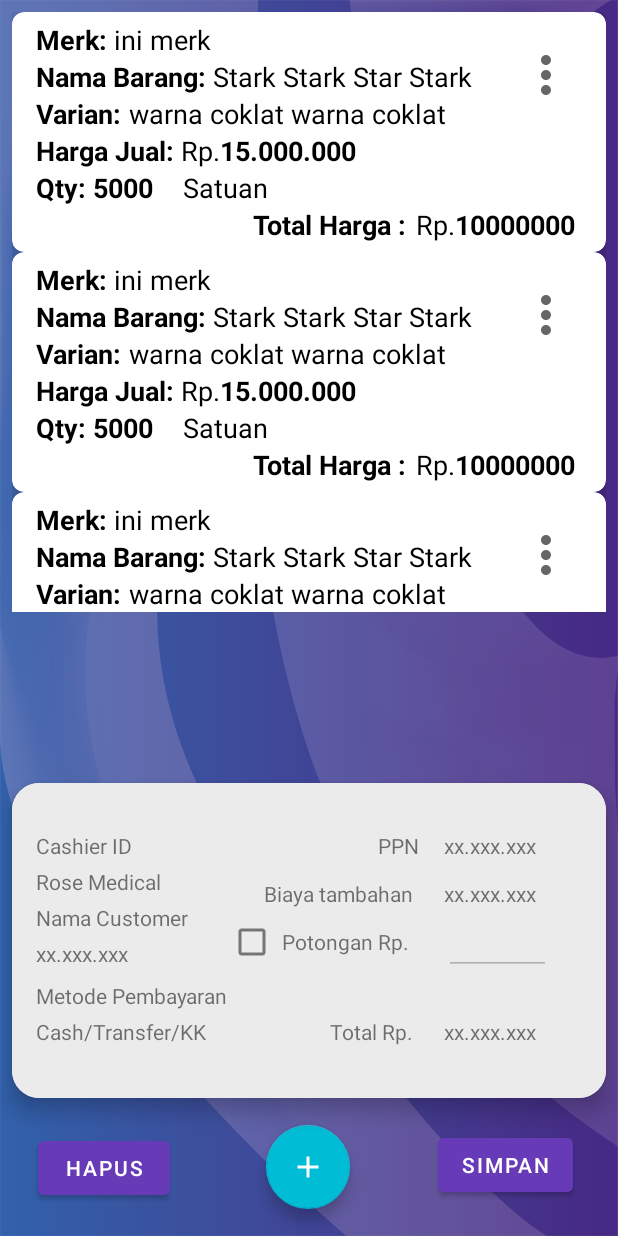
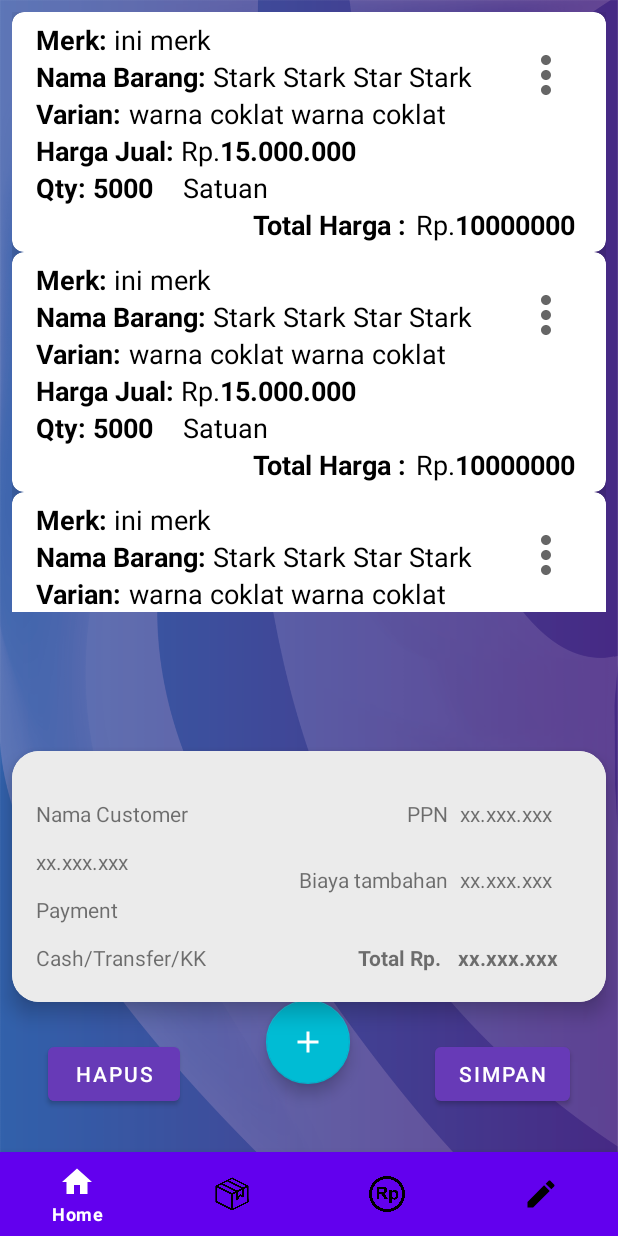
Before and after one commit to Arrayani/TransactionActivity, an Android app: the layout activity_transaction.xml on its own in the app's theme, with its tools: preview values and no code run, on a phone screen of 412 x 824 dp. Run offline under Robolectric (Android 15) with nearby library versions, the phone set to English and light mode, and no system bars.

Commit message:
Initial commit

```diff
--- a/app/build.gradle
+++ b/app/build.gradle
@@ -49,6 +49,7 @@ dependencies {
     implementation 'com.google.firebase:firebase-database:20.0.4'
     implementation 'com.google.firebase:firebase-auth-ktx:21.0.2'
     implementation 'com.google.firebase:firebase-database-ktx:20.0.4'
+    implementation 'com.google.android.material:material:1.7.0-alpha01'
     testImplementation 'junit:junit:4.13.2'
     androidTestImplementation 'androidx.test.ext:junit:1.1.3'
     androidTestImplementation 'androidx.test.espresso:espresso-core:3.4.0'
--- a/app/src/main/java/academy/learnprogramming/TransactionActivity.kt
+++ b/app/src/main/java/academy/learnprogramming/TransactionActivity.kt
@@ -81,14 +81,63 @@ class TransactionActivity : AppCompatActivity(), InputAdapter.ClickListener {
         recyclerviewCart = findViewById(R.id.cartRecview)
         recyclerviewCart.layoutManager = LinearLayoutManager(this)
         recyclerviewCart.adapter = cartAdapter
-
-        ////swipe it
         recyclerviewCart.addItemDecoration(
             DividerItemDecoration(
                 this,
                 LinearLayoutManager.VERTICAL
             )
         )
+        ////swipe it
+        swipeKiKa()
+///////////////////////////////////////////////////////////////////////////////
+
+        addsBtn = findViewById(R.id.addingBtn) // floating button
+
+        addsBtn.setOnClickListener { addInfo() }
+
+        //inputAdapter = inputAdapter(this@TransactionActivity)
+        //inputAdapter!!.setData(barangArrayList)
+        //recyclerview= findViewById(R.id.barangListTx)
+        //recyclerview.layoutManager= LinearLayoutManager(this)
+        //recyclerview.setHasFixedSize(true)
+        //barangArrayList = arrayListOf<Barang>()
+        //getBarangData()
+
+
+        //  var totalBayar=findViewById<TextView>(R.id.totalBayar)
+
+        //potongan harga
+        /*discCheckBox = findViewById(R.id.checkBoxDisc)
+        discountTv = findViewById(R.id.discountTv)
+
+        discCheckBox.setOnCheckedChangeListener { buttonView, isCheked ->
+            if (isCheked) {
+                discountTv.isEnabled = true
+                discountTv.text.append("1000")
+                discountTv.setSelectAllOnFocus(true)
+                Toast.makeText(this, "halo ini chek", Toast.LENGTH_SHORT).show()
+            } else {
+                discountTv.editableText.clear()
+                discountTv.isEnabled = false
+                //discountTv.text ="0"   // tempdiskon.toString().
+                //discountTv.clearFocus()
+                Toast.makeText(this, "halo ini Unchek", Toast.LENGTH_SHORT).show()
+            }
+        }*/
+        //ini buat menghapus transaksi
+        val delTranx = findViewById<Button>(R.id.hapusTranx)
+        delTranx.setOnClickListener() {
+            deleteTranx()
+        }
+        //ini buat menyimpan transaksi
+        val saveTranx = findViewById<Button>(R.id.saveTranx)
+        saveTranx.setOnClickListener() {
+            simpanTranx()
+        }
+        //ini batas akhir on create
+    }
+
+    private fun swipeKiKa() {
 
         val callback: ItemTouchHelper.SimpleCallback = object :
             ItemTouchHelper.SimpleCallback(0, ItemTouchHelper.RIGHT or ItemTouchHelper.LEFT) {
@@ -372,53 +421,6 @@ class TransactionActivity : AppCompatActivity(), InputAdapter.ClickListener {
         }
         val itemTouchHelper = ItemTouchHelper(callback)
         itemTouchHelper.attachToRecyclerView(recyclerviewCart)
-
-///////////////////////////////////////////////////////////////////////////////
-
-        addsBtn = findViewById(R.id.addingBtn) // floating button
-
-        addsBtn.setOnClickListener { addInfo() }
-
-        //inputAdapter = inputAdapter(this@TransactionActivity)
-        //inputAdapter!!.setData(barangArrayList)
-        //recyclerview= findViewById(R.id.barangListTx)
-        //recyclerview.layoutManager= LinearLayoutManager(this)
-        //recyclerview.setHasFixedSize(true)
-        //barangArrayList = arrayListOf<Barang>()
-        //getBarangData()
-
-
-        //  var totalBayar=findViewById<TextView>(R.id.totalBayar)
-
-        //potongan harga
-        discCheckBox = findViewById(R.id.checkBoxDisc)
-        discountTv = findViewById(R.id.discountTv)
-
-        discCheckBox.setOnCheckedChangeListener { buttonView, isCheked ->
-            if (isCheked) {
-                discountTv.isEnabled = true
-                discountTv.text.append("1000")
-                discountTv.setSelectAllOnFocus(true)
-                Toast.makeText(this, "halo ini chek", Toast.LENGTH_SHORT).show()
-            } else {
-                discountTv.editableText.clear()
-                discountTv.isEnabled = false
-                //discountTv.text ="0"   // tempdiskon.toString().
-                //discountTv.clearFocus()
-                Toast.makeText(this, "halo ini Unchek", Toast.LENGTH_SHORT).show()
-            }
-        }
-        //ini buat menghapus transaksi
-        val delTranx = findViewById<Button>(R.id.hapusTranx)
-        delTranx.setOnClickListener() {
-            deleteTranx()
-        }
-        //ini buat menyimpan transaksi
-        val saveTranx = findViewById<Button>(R.id.saveTranx)
-        saveTranx.setOnClickListener() {
-            simpanTranx()
-        }
-        //ini batas akhir on create
     }
 
     //salesOrder send
--- /dev/null
+++ b/app/src/main/res/drawable/ic_home.xml
@@ -0,0 +1,10 @@
+<vector xmlns:android="http://schemas.android.com/apk/res/android"
+    android:width="24dp"
+    android:height="24dp"
+    android:viewportWidth="24"
+    android:viewportHeight="24"
+    android:tint="?attr/colorControlNormal">
+  <path
+      android:fillColor="@android:color/white"
+      android:pathData="M10,20v-6h4v6h5v-8h3L12,3 2,12h3v8z"/>
+</vector>
--- /dev/null
+++ b/app/src/main/res/drawable/selector.xml
@@ -0,0 +1,9 @@
+<?xml version="1.0" encoding="utf-8"?>
+<selector xmlns:android="http://schemas.android.com/apk/res/android">
+ <item
+     android:state_selected="true"
+     android:color="@android:color/white"/>
+    <item
+        android:state_selected="false"
+        android:color="@android:color/black"/>
+</selector>
--- a/app/src/main/res/layout/activity_transaction.xml
+++ b/app/src/main/res/layout/activity_transaction.xml
@@ -38,27 +38,28 @@
         app:layout_constraintHorizontal_bias="0.498"
         app:layout_constraintStart_toStartOf="parent"
         app:layout_constraintTop_toBottomOf="@+id/cartRecview"
-        app:layout_constraintVertical_bias="0.992"
+        app:layout_constraintVertical_bias="0.739"
         app:tint="@color/white" />
 
     <include
         android:id="@+id/include"
         layout="@layout/total_panel"
-        android:layout_width="match_parent"
-        android:layout_height="wrap_content"
         android:layout_marginStart="8dp"
         android:layout_marginEnd="8dp"
-        android:layout_marginBottom="92dp"
+        android:layout_width="match_parent"
+        android:layout_height="167dp"
+        android:layout_marginBottom="156dp"
         app:layout_constraintBottom_toBottomOf="parent"
         app:layout_constraintEnd_toEndOf="parent"
+        app:layout_constraintHorizontal_bias="0.454"
         app:layout_constraintStart_toStartOf="parent" />
 
     <Button
         android:id="@+id/saveTranx"
         android:layout_width="wrap_content"
         android:layout_height="wrap_content"
-        android:layout_marginEnd="30dp"
-        android:layout_marginBottom="23dp"
+        android:layout_marginEnd="32dp"
+        android:layout_marginBottom="84dp"
         android:text="@string/Simpan"
         app:layout_constraintBottom_toBottomOf="parent"
         app:layout_constraintEnd_toEndOf="parent" />
@@ -67,9 +68,20 @@
         android:id="@+id/hapusTranx"
         android:layout_width="wrap_content"
         android:layout_height="wrap_content"
-        android:layout_marginStart="25dp"
-        android:layout_marginBottom="21dp"
+        android:layout_marginStart="32dp"
+        android:layout_marginBottom="84dp"
         android:text="@string/Hapus"
         app:layout_constraintBottom_toBottomOf="parent"
         app:layout_constraintStart_toStartOf="parent" />
+
+    <com.google.android.material.bottomnavigation.BottomNavigationView
+        android:id="@+id/bottom_navigation"
+        android:layout_width="match_parent"
+        android:layout_height="wrap_content"
+        app:itemBackground="@color/purple_500"
+        app:itemIconTint="@drawable/selector"
+        app:itemTextColor="@drawable/selector"
+        app:layout_constraintBottom_toBottomOf="parent"
+        app:menu="@menu/menu_navigation"
+        tools:layout_editor_absoluteX="0dp" />
 </androidx.constraintlayout.widget.ConstraintLayout>
--- a/app/src/main/res/layout/total_panel.xml
+++ b/app/src/main/res/layout/total_panel.xml
@@ -4,86 +4,82 @@
     xmlns:app="http://schemas.android.com/apk/res-auto"
     xmlns:tools="http://schemas.android.com/tools"
     android:layout_width="match_parent"
-    android:layout_height="210dp"
+    android:layout_height="wrap_content"
     app:cardElevation="8dp"
     app:cardCornerRadius="18dp"
-    android:layout_marginTop="5dp"
-    android:layout_marginBottom="5dp"
-    android:layout_marginLeft="1dp"
-    android:layout_marginRight="1dp"
-
     android:id="@+id/panel_total">
 
     <androidx.constraintlayout.widget.ConstraintLayout
-
         android:layout_width="match_parent"
-        android:layout_height="210dp"
+        android:layout_height="176dp"
         android:background="@color/colorLightGray"
         app:layout_constraintBottom_toTopOf="@+id/textView"
         app:layout_constraintTop_toTopOf="@+id/textView">
+
 
         <TextView
             android:id="@+id/textView"
             android:layout_width="wrap_content"
             android:layout_height="wrap_content"
-            android:layout_marginStart="212dp"
-            android:layout_marginTop="156dp"
+            android:layout_marginTop="128dp"
+            android:layout_marginEnd="8dp"
             android:text="Total Rp. "
-            app:layout_constraintStart_toStartOf="parent"
+            android:textStyle="bold"
+            app:layout_constraintEnd_toStartOf="@+id/totalBayar"
             app:layout_constraintTop_toTopOf="parent" />
 
         <TextView
             android:id="@+id/textView2"
             android:layout_width="wrap_content"
             android:layout_height="wrap_content"
-            android:layout_marginStart="288dp"
             android:layout_marginTop="32dp"
+            android:layout_marginEnd="36dp"
             android:numeric="decimal"
             android:text="xx.xxx.xxx"
-            app:layout_constraintStart_toStartOf="parent"
+            app:layout_constraintEnd_toEndOf="parent"
             app:layout_constraintTop_toTopOf="parent" />
 
         <TextView
             android:id="@+id/textView3"
             android:layout_width="wrap_content"
             android:layout_height="wrap_content"
-            android:layout_marginStart="244dp"
             android:layout_marginTop="32dp"
+            android:layout_marginEnd="8dp"
             android:text="PPN"
-            app:layout_constraintStart_toStartOf="parent"
+            app:layout_constraintEnd_toStartOf="@+id/textView2"
             app:layout_constraintTop_toTopOf="parent" />
 
         <TextView
             android:id="@+id/totalBayar"
             android:layout_width="wrap_content"
             android:layout_height="wrap_content"
-            android:layout_marginStart="288dp"
-            android:layout_marginTop="156dp"
+            android:layout_marginTop="128dp"
+            android:layout_marginEnd="32dp"
             android:numeric="decimal"
             android:text="xx.xxx.xxx"
-            app:layout_constraintStart_toStartOf="parent"
+            android:textStyle="bold"
+            app:layout_constraintEnd_toEndOf="parent"
             app:layout_constraintTop_toTopOf="parent" />
 
         <TextView
             android:id="@+id/textView5"
             android:layout_width="wrap_content"
             android:layout_height="wrap_content"
-            android:layout_marginStart="168dp"
-            android:layout_marginTop="64dp"
+            android:layout_marginTop="76dp"
+            android:layout_marginEnd="8dp"
             android:text="Biaya tambahan"
-            app:layout_constraintStart_toStartOf="parent"
+            app:layout_constraintEnd_toStartOf="@+id/textView6"
             app:layout_constraintTop_toTopOf="parent" />
-
 
         <TextView
             android:id="@+id/textView6"
             android:layout_width="wrap_content"
             android:layout_height="wrap_content"
-            android:layout_marginStart="288dp"
-            android:layout_marginTop="64dp"
+            android:layout_marginTop="76dp"
+            android:layout_marginEnd="36dp"
             android:numeric="decimal"
             android:text="xx.xxx.xxx"
-            app:layout_constraintStart_toStartOf="parent"
+            app:layout_constraintEnd_toEndOf="parent"
             app:layout_constraintTop_toTopOf="parent" />
 
         <androidx.constraintlayout.widget.Guideline
@@ -94,32 +90,11 @@
             app:layout_constraintGuide_begin="168dp" />
 
         <TextView
-            android:id="@+id/textView7"
+            android:id="@+id/textView9"
             android:layout_width="wrap_content"
             android:layout_height="wrap_content"
             android:layout_marginStart="16dp"
             android:layout_marginTop="32dp"
-            android:text="Cashier ID"
-            app:layout_constraintStart_toStartOf="parent"
-            app:layout_constraintTop_toTopOf="parent" />
-
-        <TextView
-            android:id="@+id/textView8"
-            android:layout_width="wrap_content"
-            android:layout_height="wrap_content"
-            android:layout_marginStart="16dp"
-            android:layout_marginTop="56dp"
-            android:numeric="decimal"
-            android:text="Rose Medical"
-            app:layout_constraintStart_toStartOf="parent"
-            app:layout_constraintTop_toTopOf="parent" />
-
-        <TextView
-            android:id="@+id/textView9"
-            android:layout_width="wrap_content"
-            android:layout_height="wrap_content"
-            android:layout_marginStart="16dp"
-            android:layout_marginTop="80dp"
             android:text="Nama Customer"
             app:layout_constraintStart_toStartOf="parent"
             app:layout_constraintTop_toTopOf="parent" />
@@ -129,7 +104,7 @@
             android:layout_width="wrap_content"
             android:layout_height="wrap_content"
             android:layout_marginStart="16dp"
-            android:layout_marginTop="104dp"
+            android:layout_marginTop="64dp"
             android:numeric="decimal"
             android:text="xx.xxx.xxx"
             app:layout_constraintStart_toStartOf="parent"
@@ -140,8 +115,8 @@
             android:layout_width="wrap_content"
             android:layout_height="wrap_content"
             android:layout_marginStart="16dp"
-            android:layout_marginTop="132dp"
-            android:text="Metode Pembayaran"
+            android:layout_marginTop="96dp"
+            android:text="Payment"
             app:layout_constraintStart_toStartOf="parent"
             app:layout_constraintTop_toTopOf="parent" />
 
@@ -150,44 +125,11 @@
             android:layout_width="wrap_content"
             android:layout_height="wrap_content"
             android:layout_marginStart="16dp"
-            android:layout_marginTop="156dp"
+            android:layout_marginTop="128dp"
             android:numeric="decimal"
             android:text="Cash/Transfer/KK"
             app:layout_constraintStart_toStartOf="parent"
             app:layout_constraintTop_toTopOf="parent" />
-
-        <TextView
-            android:id="@+id/textView13"
-            android:layout_width="wrap_content"
-            android:layout_height="wrap_content"
-            android:layout_marginStart="180dp"
-            android:layout_marginTop="96dp"
-            android:text="Potongan Rp. "
-            app:layout_constraintStart_toStartOf="parent"
-            app:layout_constraintTop_toTopOf="parent" />
-
-        <EditText
-            android:id="@+id/discountTv"
-            android:layout_width="71dp"
-            android:layout_height="36dp"
-            android:layout_marginStart="288dp"
-            android:layout_marginTop="92dp"
-            android:enabled="false"
-            android:inputType="number"
-            android:maxLength="10"
-            android:textSize="14dp"
-            app:layout_constraintStart_toStartOf="parent"
-            app:layout_constraintTop_toTopOf="parent" />
-
-        <CheckBox
-            android:id="@+id/checkBoxDisc"
-            android:layout_width="wrap_content"
-            android:layout_height="wrap_content"
-            android:layout_marginEnd="212dp"
-            android:layout_marginBottom="80dp"
-            android:checked="false"
-            app:layout_constraintBottom_toBottomOf="parent"
-            app:layout_constraintEnd_toEndOf="parent" />
 
 
     </androidx.constraintlayout.widget.ConstraintLayout>
--- /dev/null
+++ b/app/src/main/res/menu/menu_navigation.xml
@@ -0,0 +1,21 @@
+<?xml version="1.0" encoding="utf-8"?>
+<menu xmlns:android="http://schemas.android.com/apk/res/android">
+    <item
+        android:id="@+id/home"
+        android:icon="@drawable/ic_home"
+        android:title="Home" />
+    <item
+        android:id="@+id/inputItem"
+        android:icon="@drawable/ic_item"
+        android:title="Input Item" />
+    <item
+        android:id="@+id/transaksi"
+        android:title="Transaksi"
+        android:icon="@drawable/ic_money"/>
+    <item
+        android:id="@+id/editTransaksi"
+        android:title="Edit"
+        android:icon="@drawable/ic_edit"/>
+
+
+</menu>
```
Also changed, not shown: app/src/main/res/drawable/ic_item.png (added), app/src/main/res/drawable/ic_money.png (added).
